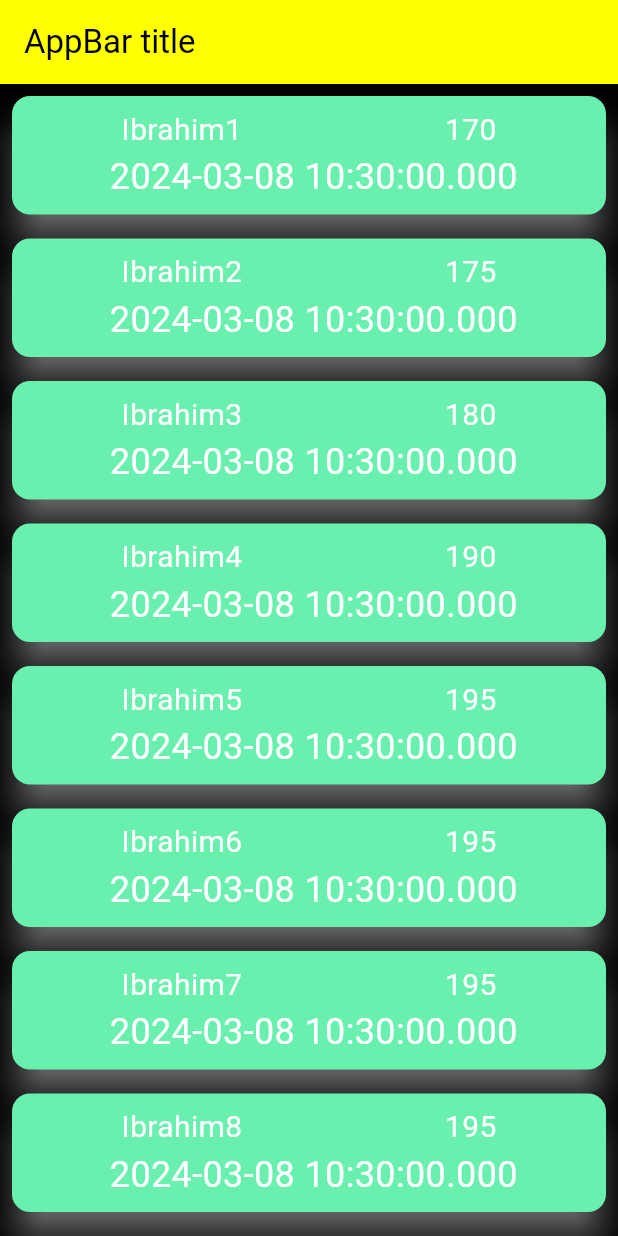
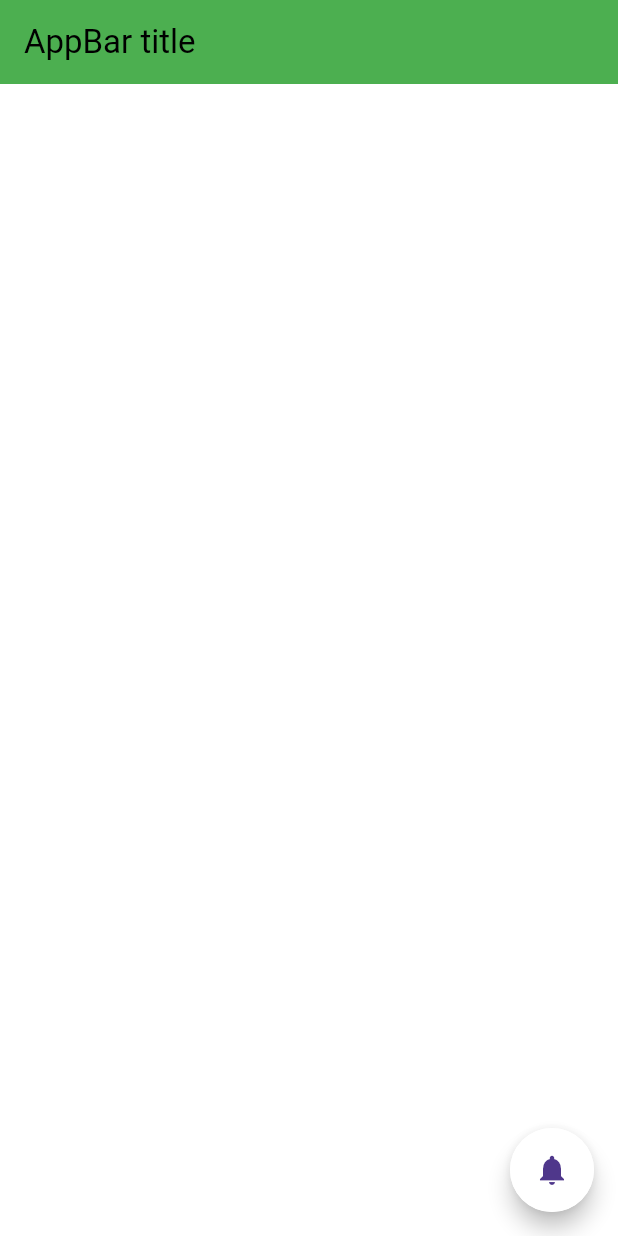
Before and after one commit to ibahas/FlutterApp, a Flutter app: the screen it shows after launch, on a phone screen of 412 x 824 dp. Run offline on Flutter 3.47's test engine with Material 3 defaults, Android fonts, the phone set to English and light mode, and no system bars.

```diff
--- a/lib/main.dart
+++ b/lib/main.dart
@@ -1,6 +1,7 @@
 // import 'dart:ui';
 
 import 'package:flutter/material.dart';
+import 'package:flutter/widgets.dart';
 import 'package:flutter_application_1/info.dart';
 import 'package:flutter_application_1/text.dart';
 // import 'package:flutter/widgets.dart';
@@ -26,6 +27,10 @@ class MyApp extends StatelessWidget {
       title: 'Flutter app',
       theme: ThemeData(
         primarySwatch: Colors.green,
+        primaryColor: Colors.green,
+        cardColor: Colors.pinkAccent,
+        appBarTheme: const AppBarTheme(color: Colors.green),
+        // colorSchemeSeed: Colors.amber,
       ),
       home: const MyHomePage(),
     );
@@ -52,71 +57,18 @@ class _MyHomePage extends State<MyHomePage> {
     Info(name: 'Ibrahim9', height: 195, date: DateTime.now()),
   ];
 
-  // final x1 = Info(name: 'Ibrahim1', height: 175, date: DateTime.now());
-  // final x2 = Info(name: 'Ibrahim2', height: 180, date: DateTime.now());
-  // final x3 = Info(name: 'Ibrahim3', height: 185, date: DateTime.now());
-  // final x4 = Info(name: 'Ibrahim4', height: 190, date: DateTime.now());
-  // final x5 = Info(name: 'Ibrahim5', height: 195, date: DateTime.now());
-
-  @override
-  Widget build(BuildContext context) {
-    return Scaffold(
-      appBar: AppBar(
-        backgroundColor: Colors.yellowAccent,
-        title: Text(
-          'AppBar title',
-          style: TextStyle(
-            color: b,
-          ),
-        ),
-      ),
-      body: Container(
-        color: b,
-        // child: SingleChildScrollView(
-        //   child: Column(
-        //     children: [
-        //       ...li.map(
-        //         (e) => Row(
-        //           children: <Widget>[
-        //             MyText(e.name, s20),
-        //             MyText(' ${e.height}', s20),
-        //             MyText(' ${e.date}', s20),
-        //           ],
-        //         ),
-        //       )
-        //     ],
-        //   ),
-        // ),
-        // child: Column(
-        //   children: <Widget>[
-        //     ...li.map((val) {
-        //       return Container(
-        //         padding: const EdgeInsets.all(8),
-        //         child: Column(
-        //           children: <Widget>[
-        //             Row(
-        //               // crossAxisAlignment: CrossAxisAlignment.center,
-        //               mainAxisAlignment: MainAxisAlignment.spaceAround,
-        //               children: <Widget>[
-        //                 MyText(val.name, s20),
-        //                 MyText(' ${val.height}', s20),
-        //               ],
-        //             ),
-        //             MyText(' ${val.date}', s24)
-        //           ],
-        //         ),
-        //       );
-        //     })
-        //   ],
-        // ),
-        //ListView.builder, ListView Or add a parent SingleChildScrollView
-        child: ListView.builder(
+  void x(BuildContext ctx) {
+    showModalBottomSheet(
+        context: ctx,
+        backgroundColor: Colors.white60,
+        builder: (_) {
+          return ListView.builder(
             itemCount: li.length, //Or count if item need to show it.
-          itemBuilder: (context, index) {
+            itemBuilder: (_, index) {
               return Padding(
                 padding: const EdgeInsets.all(4),
                 child: Card(
-                color: g,
+                  color: Theme.of(ctx).cardColor,
                   shadowColor: w,
                   elevation: 10,
                   //Or container
@@ -139,56 +91,37 @@ class _MyHomePage extends State<MyHomePage> {
                 ),
               );
             },
-          //   children: <Widget>[
-          //     ...li.map((val) {
-          //       //Or container
-          //       return Padding(
-          //         padding: const EdgeInsets.all(4),
-          //         child: Card(
-          //           color: g,
-          //           shadowColor: w,
-          //           elevation: 10,
-          //           //Or container
-          //           child: Padding(
-          //             padding: const EdgeInsets.all(8.0),
-          //             child: Column(
-          //               children: <Widget>[
-          //                 Row(
-          //                   // crossAxisAlignment: CrossAxisAlignment.center,
-          //                   mainAxisAlignment: MainAxisAlignment.spaceAround,
-          //                   children: <Widget>[
-          //                     MyText(val.name, s20),
-          //                     MyText(' ${val.height}', s20),
-          //                   ],
-          //                 ),
-          //                 MyText(' ${val.date}', s24)
-          //               ],
-          //             ),
-          //           ),
-          //         ),
-          //       );
-          //     })
-          //   ],
+          );
+        });
+  }
+
+  @override
+  Widget build(BuildContext context) {
+    return Scaffold(
+      appBar: AppBar(
+        // backgroundColor: Colors.yellowAccent,
+        title: Text(
+          'AppBar title',
+          style: TextStyle(
+            color: b,
           ),
-        // child: Column(
-        //   children: <Widget>[
-        //     ...li.map(
-        //       (e) => Row(
-        //         children: <Widget>[
-        //           MyText(e.name, s20),
-        //           MyText(' ${e.height}', s20),
-        //           MyText(' ${e.date}', s20),
-        //         ],
-        //       ),
-        //     )
-        //   ],
-        // ),
-        // child: Column(
-        //   children: [
-        //     MyText(x1.name, s20),
-        //     MyText(x2.name, s20),
-        //   ],
-        // ),
+        ),
+      ),
+      body: Container(
+        color: Colors.white,
+      ),
+      floatingActionButton: FloatingActionButton(
+        onPressed: () => x(context),
+        backgroundColor: w,
+        shape: RoundedRectangleBorder(
+            borderRadius: const BorderRadius.all(Radius.circular(30)),
+            side: BorderSide(
+              color: w,
+              width: 6,
+              style: BorderStyle.solid,
+            )),
+        child: const Icon(Icons.notifications),
+        // splashColor: Colors.green,
       ),
     );
   }
--- a/note.txt
+++ b/note.txt
@@ -90,3 +90,7 @@ List<Info> li =[]
 ----
 ListView,ListView.builder[itemCount,itemBuilder#return...]
 ----
+----
+Ex: Using Theme...Theme.of(ctx).cardColor.
+ShowModalBottomSheet().
+----
```
Lines whose indentation alone changed are shown as unchanged.
